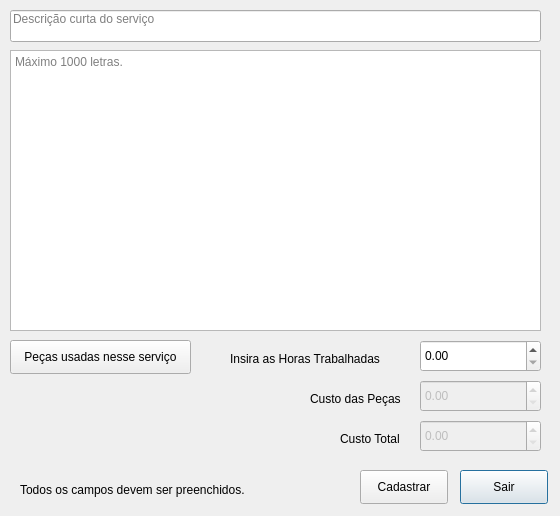
The window that addservice.ui (bedi1982/Oficina) describes before a commit, drawn with Qt 5.
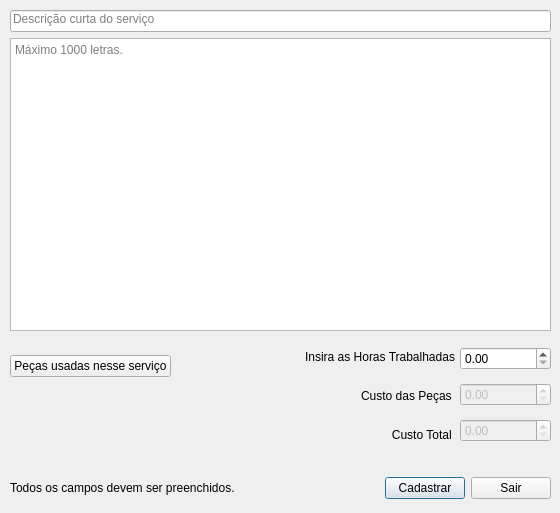
The same window after the commit.

```diff
--- a/addservice.ui
+++ b/addservice.ui
@@ -7,47 +7,36 @@
     <x>0</x>
     <y>0</y>
     <width>560</width>
-    <height>516</height>
+    <height>513</height>
    </rect>
   </property>
+  <property name="minimumSize">
+   <size>
+    <width>560</width>
+    <height>513</height>
+   </size>
+  </property>
+  <property name="maximumSize">
+   <size>
+    <width>560</width>
+    <height>513</height>
+   </size>
+  </property>
   <property name="windowTitle">
    <string>Adicionando serviço no Carro!</string>
   </property>
-  <widget class="QPushButton" name="btn_Sair">
-   <property name="geometry">
-    <rect>
-     <x>460</x>
-     <y>470</y>
-     <width>88</width>
-     <height>34</height>
-    </rect>
-   </property>
-   <property name="text">
-    <string>Sair</string>
-   </property>
-  </widget>
-  <widget class="QPushButton" name="btn_Cadastrar">
-   <property name="geometry">
-    <rect>
-     <x>360</x>
-     <y>470</y>
-     <width>88</width>
-     <height>34</height>
-    </rect>
-   </property>
-   <property name="text">
-    <string>Cadastrar</string>
-   </property>
-  </widget>
-  <widget class="QLineEdit" name="line_ShortDescription">
+  <widget class="QWidget" name="layoutWidget">
    <property name="geometry">
     <rect>
      <x>10</x>
      <y>10</y>
-     <width>531</width>
-     <height>32</height>
+     <width>541</width>
+     <height>321</height>
     </rect>
    </property>
+   <layout class="QVBoxLayout" name="verticalLayout">
+    <item>
+     <widget class="QLineEdit" name="line_ShortDescription">
    <property name="text">
     <string/>
    </property>
@@ -61,41 +50,9 @@
     <string>Descrição curta do serviço</string>
    </property>
   </widget>
-  <widget class="QLabel" name="lbl_Emoticon">
-   <property name="geometry">
-    <rect>
-     <x>40</x>
-     <y>410</y>
-     <width>71</width>
-     <height>51</height>
-    </rect>
-   </property>
-   <property name="text">
-    <string/>
-   </property>
-  </widget>
-  <widget class="QLabel" name="lbl_Feedback">
-   <property name="geometry">
-    <rect>
-     <x>20</x>
-     <y>480</y>
-     <width>331</width>
-     <height>20</height>
-    </rect>
-   </property>
-   <property name="text">
-    <string>Todos os campos devem ser preenchidos.</string>
-   </property>
-  </widget>
+    </item>
+    <item>
   <widget class="QTextEdit" name="txt_FullDescription">
-   <property name="geometry">
-    <rect>
-     <x>10</x>
-     <y>50</y>
-     <width>531</width>
-     <height>281</height>
-    </rect>
-   </property>
    <property name="autoFormatting">
     <set>QTextEdit::AutoNone</set>
    </property>
@@ -113,102 +70,172 @@
     <string>Máximo 1000 letras.</string>
    </property>
   </widget>
+    </item>
+   </layout>
+  </widget>
+  <widget class="QWidget" name="layoutWidget">
+   <property name="geometry">
+    <rect>
+     <x>280</x>
+     <y>340</y>
+     <width>175</width>
+     <height>111</height>
+    </rect>
+   </property>
+   <layout class="QVBoxLayout" name="verticalLayout_3">
+    <item>
   <widget class="QLabel" name="lbl_InsertWorkCost">
-   <property name="geometry">
-    <rect>
-     <x>230</x>
-     <y>350</y>
-     <width>191</width>
-     <height>18</height>
-    </rect>
-   </property>
    <property name="text">
     <string>Insira as Horas Trabalhadas</string>
    </property>
-  </widget>
-  <widget class="QDoubleSpinBox" name="SpinHandWorkCost">
-   <property name="geometry">
-    <rect>
-     <x>420</x>
-     <y>340</y>
-     <width>121</width>
-     <height>32</height>
-    </rect>
-   </property>
-   <property name="singleStep">
-    <double>5.000000000000000</double>
-   </property>
-  </widget>
-  <widget class="QPushButton" name="btn_Add_PartsUsedInTheService">
-   <property name="geometry">
-    <rect>
-     <x>10</x>
-     <y>340</y>
-     <width>181</width>
-     <height>34</height>
-    </rect>
-   </property>
-   <property name="text">
-    <string>Peças usadas nesse serviço</string>
-   </property>
-  </widget>
+      <property name="alignment">
+       <set>Qt::AlignRight|Qt::AlignTrailing|Qt::AlignVCenter</set>
+      </property>
+     </widget>
+    </item>
+    <item>
   <widget class="QLabel" name="lbl_PartsCost">
+      <property name="text">
+       <string>Custo das Peças </string>
+      </property>
+      <property name="alignment">
+       <set>Qt::AlignRight|Qt::AlignTrailing|Qt::AlignVCenter</set>
+      </property>
+     </widget>
+    </item>
+    <item>
+     <widget class="QLabel" name="lbl_totlaServiceCost">
+      <property name="text">
+       <string>Custo Total </string>
+      </property>
+      <property name="alignment">
+       <set>Qt::AlignRight|Qt::AlignTrailing|Qt::AlignVCenter</set>
+      </property>
+     </widget>
+    </item>
+   </layout>
+  </widget>
+  <widget class="QWidget" name="layoutWidget">
    <property name="geometry">
     <rect>
-     <x>310</x>
-     <y>390</y>
-     <width>121</width>
-     <height>18</height>
+     <x>460</x>
+     <y>340</y>
+     <width>91</width>
+     <height>110</height>
     </rect>
    </property>
-   <property name="text">
-    <string>Custo das Peças</string>
-   </property>
-  </widget>
+   <layout class="QVBoxLayout" name="verticalLayout_2">
+    <item>
+     <widget class="QDoubleSpinBox" name="SpinHandWorkCost">
+      <property name="singleStep">
+       <double>5.000000000000000</double>
+      </property>
+     </widget>
+    </item>
+    <item>
   <widget class="QDoubleSpinBox" name="Spin_PartsCost">
    <property name="enabled">
     <bool>false</bool>
    </property>
-   <property name="geometry">
-    <rect>
-     <x>420</x>
-     <y>380</y>
-     <width>121</width>
-     <height>32</height>
-    </rect>
-   </property>
    <property name="singleStep">
     <double>5.000000000000000</double>
    </property>
   </widget>
+    </item>
+    <item>
   <widget class="QDoubleSpinBox" name="Spin_TotalserviceCost">
    <property name="enabled">
     <bool>false</bool>
    </property>
-   <property name="geometry">
-    <rect>
-     <x>420</x>
-     <y>420</y>
-     <width>121</width>
-     <height>32</height>
-    </rect>
-   </property>
    <property name="singleStep">
     <double>5.000000000000000</double>
    </property>
   </widget>
-  <widget class="QLabel" name="lbl_totlaServiceCost">
+    </item>
+   </layout>
+  </widget>
+  <widget class="QWidget" name="layoutWidget">
    <property name="geometry">
     <rect>
-     <x>340</x>
-     <y>430</y>
-     <width>121</width>
-     <height>18</height>
+     <x>10</x>
+     <y>470</y>
+     <width>541</width>
+     <height>36</height>
     </rect>
    </property>
+   <layout class="QHBoxLayout" name="horizontalLayout">
+    <item>
+     <widget class="QLabel" name="lbl_Feedback">
    <property name="text">
-    <string>Custo Total</string>
-   </property>
+       <string>Todos os campos devem ser preenchidos.</string>
+      </property>
+     </widget>
+    </item>
+    <item>
+     <widget class="QPushButton" name="btn_Cadastrar">
+      <property name="sizePolicy">
+       <sizepolicy hsizetype="Fixed" vsizetype="Fixed">
+        <horstretch>0</horstretch>
+        <verstretch>0</verstretch>
+       </sizepolicy>
+      </property>
+      <property name="text">
+       <string>Cadastrar</string>
+      </property>
+     </widget>
+    </item>
+    <item>
+     <widget class="QPushButton" name="btn_Sair">
+      <property name="sizePolicy">
+       <sizepolicy hsizetype="Fixed" vsizetype="Fixed">
+        <horstretch>0</horstretch>
+        <verstretch>0</verstretch>
+       </sizepolicy>
+      </property>
+      <property name="text">
+       <string>Sair</string>
+      </property>
+     </widget>
+    </item>
+   </layout>
+  </widget>
+  <widget class="QWidget" name="layoutWidget">
+   <property name="geometry">
+    <rect>
+     <x>10</x>
+     <y>340</y>
+     <width>261</width>
+     <height>121</height>
+    </rect>
+   </property>
+   <layout class="QVBoxLayout" name="verticalLayout_4">
+    <item>
+     <widget class="QPushButton" name="btn_Add_PartsUsedInTheService">
+      <property name="sizePolicy">
+       <sizepolicy hsizetype="Fixed" vsizetype="Fixed">
+        <horstretch>0</horstretch>
+        <verstretch>0</verstretch>
+       </sizepolicy>
+      </property>
+      <property name="text">
+       <string>Peças usadas nesse serviço</string>
+      </property>
+     </widget>
+    </item>
+    <item>
+     <widget class="QLabel" name="lbl_Emoticon">
+      <property name="maximumSize">
+       <size>
+        <width>48</width>
+        <height>48</height>
+       </size>
+      </property>
+      <property name="text">
+       <string/>
+      </property>
+     </widget>
+    </item>
+   </layout>
   </widget>
  </widget>
  <tabstops>
```
Lines whose indentation alone changed are shown as unchanged.
